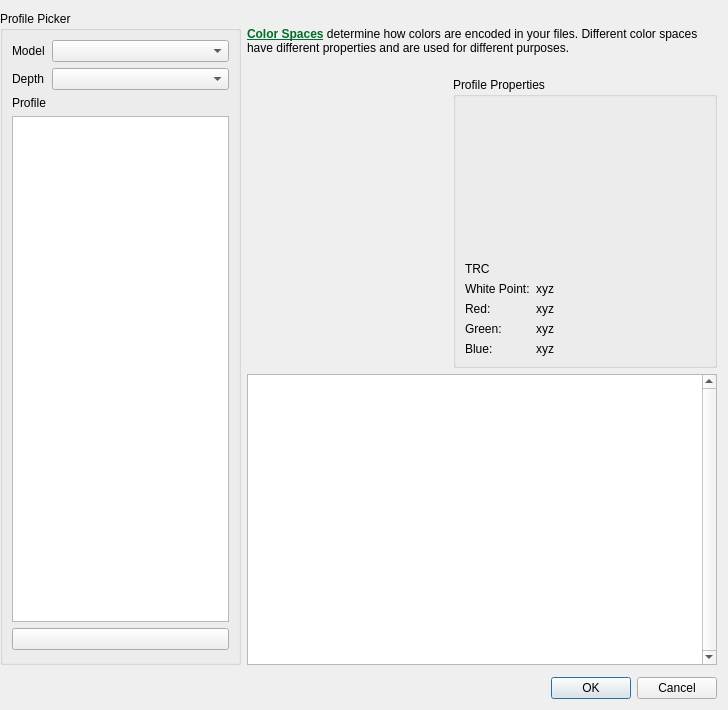
Qt form krita/ui/forms/wdgcolorspaceselectoradvanced.ui (nishantjr/krita) before a commit.
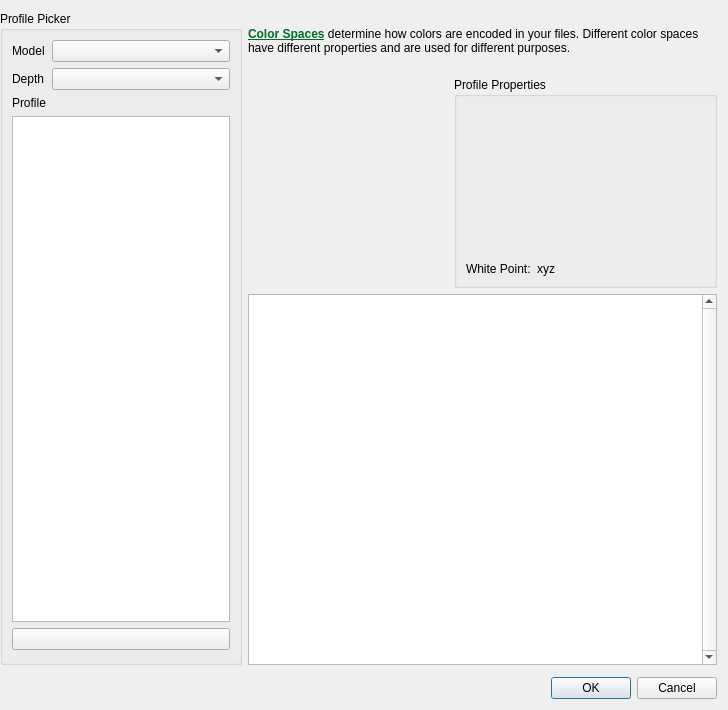
The same form after that commit. Custom widgets are drawn as their Qt base class.

Commit message: clean up color browser UI by moving things to the tooltips.

```diff
--- a/krita/ui/forms/wdgcolorspaceselectoradvanced.ui
+++ b/krita/ui/forms/wdgcolorspaceselectoradvanced.ui
@@ -200,84 +200,6 @@
         <property name="fieldGrowthPolicy">
          <enum>QFormLayout::ExpandingFieldsGrow</enum>
         </property>
-        <item row="1" column="0" colspan="2">
-         <widget class="QLabel" name="lbltrc">
-          <property name="minimumSize">
-           <size>
-            <width>240</width>
-            <height>0</height>
-           </size>
-          </property>
-          <property name="maximumSize">
-           <size>
-            <width>240</width>
-            <height>16777215</height>
-           </size>
-          </property>
-          <property name="text">
-           <string notr="true">TRC</string>
-          </property>
-          <property name="wordWrap">
-           <bool>true</bool>
-          </property>
-         </widget>
-        </item>
-        <item row="2" column="0">
-         <widget class="QLabel" name="lblWhitepoint">
-          <property name="text">
-           <string>White Point:</string>
-          </property>
-         </widget>
-        </item>
-        <item row="2" column="1">
-         <widget class="QLabel" name="lblXYZ_W">
-          <property name="text">
-           <string>xyz</string>
-          </property>
-         </widget>
-        </item>
-        <item row="3" column="0">
-         <widget class="QLabel" name="lblRed">
-          <property name="text">
-           <string>Red:</string>
-          </property>
-         </widget>
-        </item>
-        <item row="3" column="1">
-         <widget class="QLabel" name="lblXYZ_R">
-          <property name="text">
-           <string>xyz</string>
-          </property>
-         </widget>
-        </item>
-        <item row="4" column="0">
-         <widget class="QLabel" name="lblGreen">
-          <property name="text">
-           <string>Green:</string>
-          </property>
-         </widget>
-        </item>
-        <item row="4" column="1">
-         <widget class="QLabel" name="lblXYZ_G">
-          <property name="text">
-           <string>xyz</string>
-          </property>
-         </widget>
-        </item>
-        <item row="5" column="0">
-         <widget class="QLabel" name="lblBlue">
-          <property name="text">
-           <string>Blue:</string>
-          </property>
-         </widget>
-        </item>
-        <item row="5" column="1">
-         <widget class="QLabel" name="lblXYZ_B">
-          <property name="text">
-           <string>xyz</string>
-          </property>
-         </widget>
-        </item>
         <item row="0" column="0" colspan="2">
          <widget class="KisToneCurveWidget" name="TRCwidget" native="true">
           <property name="minimumSize">
@@ -288,6 +210,20 @@
           </property>
          </widget>
         </item>
+        <item row="1" column="0">
+         <widget class="QLabel" name="lblWhitepoint">
+          <property name="text">
+           <string>White Point:</string>
+          </property>
+         </widget>
+        </item>
+        <item row="1" column="1">
+         <widget class="QLabel" name="lblXYZ_W">
+          <property name="text">
+           <string>xyz</string>
+          </property>
+         </widget>
+        </item>
        </layout>
       </widget>
      </item>
```
The commit also changes 1 other file.
